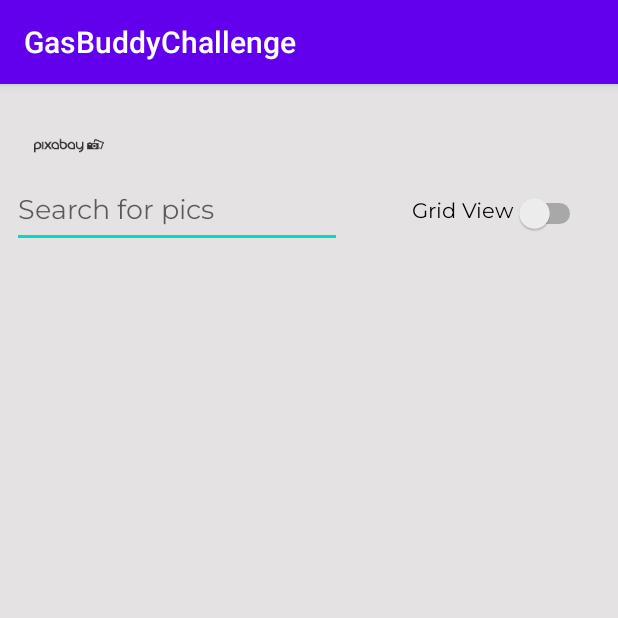
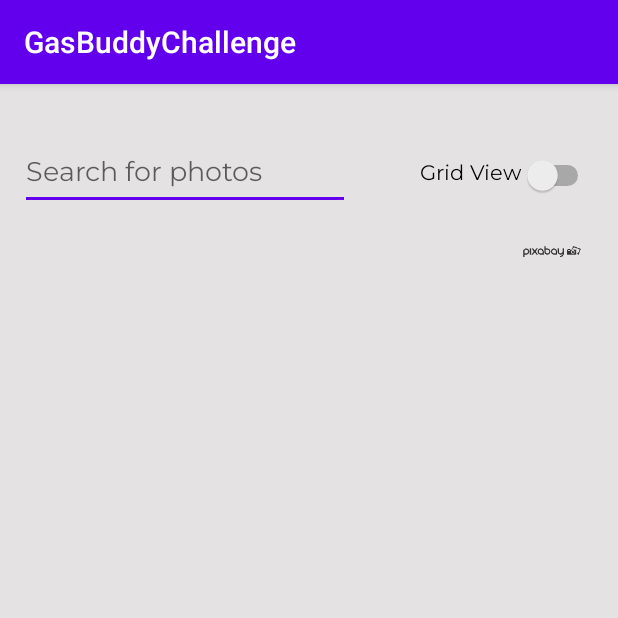
Before and after one commit to pandyama/GasBuddyChallenge, an Android app: the screen it shows after launch (MainActivity), on a phone screen of 412 x 824 dp, the top half of it. Run offline under Robolectric (Android 15) with nearby library versions, the phone set to English and light mode, and no system bars.

Commit message:
Added user profile pic in image details page

```diff
--- a/app/src/main/java/com/mp/gasbuddychallenge/MainActivity.kt
+++ b/app/src/main/java/com/mp/gasbuddychallenge/MainActivity.kt
@@ -33,7 +33,7 @@ class MainActivity : AppCompatActivity() {
 
 
         val imageSearch: EditText = search
-        Toast.makeText(applicationContext, "Enter something to look pics for and press enter", Toast.LENGTH_LONG).show()
+        Toast.makeText(applicationContext, "Enter photos to look for", Toast.LENGTH_LONG).show()
 
         //below code is for listening to a click event and looking for ENTER key being pressed
         imageSearch.setOnKeyListener(View.OnKeyListener { v, keyCode, event ->
@@ -55,29 +55,28 @@ class MainActivity : AppCompatActivity() {
             }
         })
 
-        pixabay.setOnClickListener{
+        pixabay.setOnClickListener{ // onclick listener for the pixabay logo which takes user to pixabay.com - This is with regards to referencing Pixabay for using the free API3
             pixabay()
         }
 
         //toggle between Linear layout view and Grid layout view when user switches the toggle button
-        toggle.setOnCheckedChangeListener(CompoundButton.OnCheckedChangeListener{button, isChecked ->
+        toggle.setOnCheckedChangeListener { button, isChecked ->
             if(isChecked){
                 println("Nothing")
                 toggle.setText("Linear View")
                 setLinear()
-            }
-            else{
+            } else{
                 //onResume()
                 toggle.setText("Grid View")
                 setGrid()
                 println("nothing")
             }
-        })
+        }
 
     }
 
     private fun setLinear(){
-        recyclerView.layoutManager = LinearLayoutManager(context) //call recyclerview and change its layout manager to Linear layour
+        recyclerView.layoutManager = LinearLayoutManager(context)              //call recyclerview and change its layout manager to Linear layour
     }
 
     private fun setGrid(){
@@ -98,12 +97,12 @@ class MainActivity : AppCompatActivity() {
     private fun fetchImage() {
         var search = search.text.toString()                                                             //user entered keyword
 
-        val url = "https://pixabay.com/api/?key=17028607-1eb3c33d1b6253c843777324f&q=${search}&per_page=25"    //url for API
+        val url = "https://pixabay.com/api/?key=17028607-1eb3c33d1b6253c843777324f&q=${search}&per_page=50"    //url for API
         val request = Request.Builder().url(url).build()                                             //Request builder using the URL
         val client = OkHttpClient()                                                                           //OkHttpClient that will make the API call using request object from above
         val call = client.newCall(request)                                                              //call object
 
-        call.enqueue(object : Callback {                                                                     //enqueue method schedules the request
+        call.enqueue(object : Callback {                                                                     //enqueue method schedules the request since Android does not allow execute on main thread
             override fun onFailure(call: Call, e: IOException) {                                            //If request fails callback goes here
                 Toast.makeText(applicationContext, "Request failed, check your internet connection", Toast.LENGTH_LONG).show()
             }
@@ -113,9 +112,13 @@ class MainActivity : AppCompatActivity() {
                 val gson = GsonBuilder().create()                                          //GSON helps with converting response data to class variables
                 val imageFeed = gson.fromJson(body, Image::class.java)                    //conversion happens here where "body" is converted to list of images from data class Image below
 
-
                 runOnUiThread {                                                                   //runOnUiThread needs to be called in order to show changes on the main UI
-                    recyclerView.adapter = RecyclerAdapter(imageFeed.hits, context)              //recycler adapter instantiated here and sending list of images and current context
+                    if(imageFeed.hits.size != 0){
+                        recyclerView.adapter = RecyclerAdapter(imageFeed.hits, context)              //recycler adapter instantiated here and sending list of images and current context
+                    }
+                    else{
+                        Toast.makeText(applicationContext, "Please check your spelling", Toast.LENGTH_LONG).show()
+                    }
                 }
             }
 
@@ -137,7 +140,9 @@ data class imageInfo(
     var downloads: Number?,
     var comments: Number?,
     var views: Number?,
-    var user: String?
+    var user: String?,
+    var tags: String?,
+    var userImageURL: String?
 )
 
 // Sample Response object from Pixabay API
--- a/app/src/main/java/com/mp/gasbuddychallenge/RecyclerAdapter.kt
+++ b/app/src/main/java/com/mp/gasbuddychallenge/RecyclerAdapter.kt
@@ -52,6 +52,9 @@ class RecyclerAdapter(private var images: List<imageInfo>, val context: Context)
                 intent.putExtra("Likes", items.likes.toString())
                 intent.putExtra("Comment", items.comments.toString())
                 intent.putExtra("Downloads", items.downloads.toString())
+                intent.putExtra("Tags",items.tags.toString())
+                intent.putExtra("UserImage", items.userImageURL.toString())
+                intent.putExtra("user", items.user.toString())
                 itemView.context.startActivity(intent)
             }
 
--- a/app/src/main/res/layout/activity_main.xml
+++ b/app/src/main/res/layout/activity_main.xml
@@ -9,16 +9,30 @@
 
     <ImageView
         android:id="@+id/pixabay"
-        android:layout_width="92dp"
-        android:layout_height="82dp"
+        android:layout_width="88dp"
+        android:layout_height="67dp"
         android:contentDescription="TODO"
         app:layout_constraintBottom_toBottomOf="parent"
         app:layout_constraintEnd_toEndOf="parent"
-        app:layout_constraintHorizontal_bias="0.0"
+        app:layout_constraintHorizontal_bias="1.0"
         app:layout_constraintStart_toStartOf="parent"
         app:layout_constraintTop_toTopOf="parent"
-        app:layout_constraintVertical_bias="0.0"
+        app:layout_constraintVertical_bias="0.111"
         app:srcCompat="@mipmap/ic_launcher_pixabay_foreground" />
+
+    <Switch
+        android:id="@+id/toggle"
+        android:layout_width="wrap_content"
+        android:layout_height="48dp"
+        android:fontFamily="@font/montserrat"
+        android:padding="5sp"
+        android:text="Grid View"
+        app:layout_constraintBottom_toBottomOf="parent"
+        app:layout_constraintEnd_toEndOf="parent"
+        app:layout_constraintHorizontal_bias="0.962"
+        app:layout_constraintStart_toStartOf="parent"
+        app:layout_constraintTop_toTopOf="parent"
+        app:layout_constraintVertical_bias="0.051" />
 
     <EditText
         android:id="@+id/search"
@@ -26,15 +40,15 @@
         android:layout_height="wrap_content"
         android:ems="10"
         android:fontFamily="@font/montserrat"
-        android:hint="Search for pics"
+        android:hint="Search for photos"
         android:inputType="text"
         android:singleLine="true"
         app:layout_constraintBottom_toBottomOf="parent"
         app:layout_constraintEnd_toEndOf="parent"
-        app:layout_constraintHorizontal_bias="0.042"
+        app:layout_constraintHorizontal_bias="0.068"
         app:layout_constraintStart_toStartOf="parent"
         app:layout_constraintTop_toTopOf="parent"
-        app:layout_constraintVertical_bias="0.086" />
+        app:layout_constraintVertical_bias="0.051" />
 
     <androidx.recyclerview.widget.RecyclerView
         android:id="@+id/recyclerView"
@@ -50,19 +64,6 @@
         app:layout_constraintHorizontal_bias="0.0"
         app:layout_constraintStart_toStartOf="parent"
         app:layout_constraintTop_toBottomOf="@+id/search"
-        app:layout_constraintVertical_bias="0.415" />
+        app:layout_constraintVertical_bias="0.471" />
 
-    <Switch
-        android:id="@+id/toggle"
-        android:layout_width="wrap_content"
-        android:layout_height="48dp"
-        android:fontFamily="@font/montserrat"
-        android:padding="5sp"
-        android:text="Grid View"
-        app:layout_constraintBottom_toBottomOf="parent"
-        app:layout_constraintEnd_toEndOf="parent"
-        app:layout_constraintHorizontal_bias="0.945"
-        app:layout_constraintStart_toStartOf="parent"
-        app:layout_constraintTop_toTopOf="parent"
-        app:layout_constraintVertical_bias="0.086" />
 </androidx.constraintlayout.widget.ConstraintLayout>
--- a/app/src/main/res/values/colors.xml
+++ b/app/src/main/res/values/colors.xml
@@ -2,7 +2,7 @@
 <resources>
     <color name="colorPrimary">#6200EE</color>
     <color name="colorPrimaryDark">#3700B3</color>
-    <color name="colorAccent">#03DAC5</color>
+    <color name="colorAccent">#6200EE</color>
 
     <color name="likes">#6CE8FE</color>
     <color name="view">#FE8C6C</color>
```
Also changed, not shown: app/src/main/java/com/mp/gasbuddychallenge/imagedetails.kt (+13 -8 lines), app/src/main/res/layout/activity_imagedetails.xml (+28 -18 lines), 1 other file.
